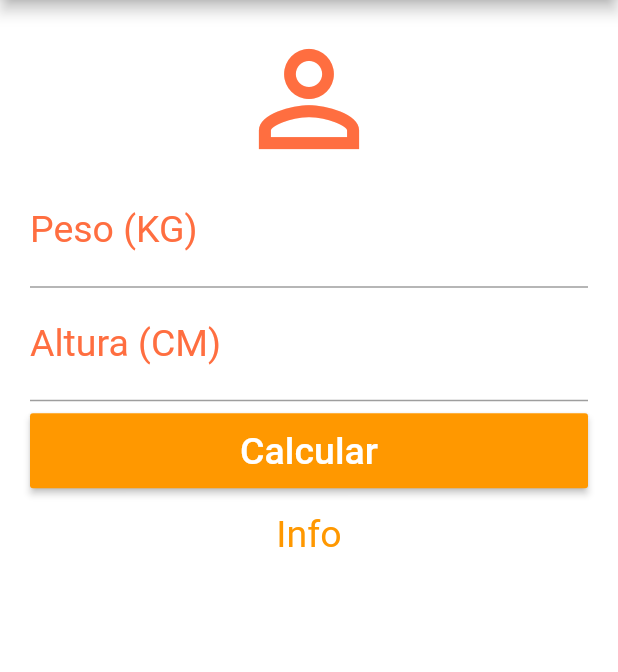
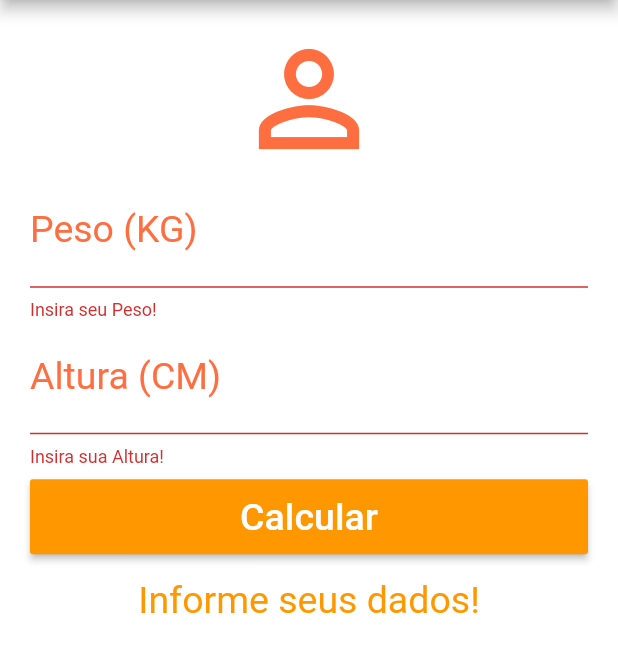
Before and after one commit to thedantas/imc, a Flutter app: the screen it shows after launch, after a tap on "Calcular", on a phone screen of 412 x 824 dp, the part 84-756 px from its top. Run offline on Flutter 3.47's test engine with Material 2 defaults, Android fonts, the phone set to English and light mode, and no system bars.

Commit message:
Controller and functions Calculate
Controller for textFields and functions for resets field and calculate imc.

```diff
--- a/flutter_imc_calculate/lib/main.dart
+++ b/flutter_imc_calculate/lib/main.dart
@@ -10,6 +10,42 @@ class Home extends StatefulWidget {
 }
 
 class _State extends State<Home> {
+  TextEditingController weightController = TextEditingController();
+  TextEditingController heightController = TextEditingController();
+
+  GlobalKey<FormState> _formKey = GlobalKey<FormState>();
+
+  String _infoText = "Informe seus dados!";
+
+  void _resetFields() {
+    setState(() {
+      weightController.text = "";
+      heightController.text = "";
+      _infoText = "Informe seus dados!";
+    });
+  }
+
+  void _calculateImc() {
+    setState(() {
+      double weight = double.parse(weightController.text);
+      double height = double.parse(heightController.text) / 100;
+      double imc = weight / (height * height);
+      if (imc < 18.6) {
+        _infoText = "Abaixo do peso ${imc.toStringAsPrecision(2)}";
+      } else if (imc >= 18.6 && imc < 24.9) {
+        _infoText = "Peso ideal ${imc.toStringAsPrecision(2)}";
+      } else if (imc >= 24.9 && imc < 29.9) {
+        _infoText = "Levemente Acima do Peso ${imc.toStringAsPrecision(2)}";
+      } else if (imc >= 29.9 && imc < 34.9) {
+        _infoText = "Obsidade Grau 1 ${imc.toStringAsPrecision(2)}";
+      } else if (imc >= 34.9 && imc < 39.9) {
+        _infoText = "Obsidade Grau 2 ${imc.toStringAsPrecision(2)}";
+      } else if (imc >= 40) {
+        _infoText = "Obsidade Grau 3 ${imc.toStringAsPrecision(2)}";
+      }
+    });
+  }
+
   @override
   Widget build(BuildContext context) {
     return Scaffold(
@@ -20,55 +56,76 @@ class _State extends State<Home> {
           actions: <Widget>[
             IconButton(
               icon: Icon(Icons.refresh),
-              onPressed: () {},
+              onPressed: _resetFields,
             )
           ],
         ),
         backgroundColor: Colors.white,
         body: SingleChildScrollView(
             padding: EdgeInsets.fromLTRB(20.0, 16.0, 20.0, 16.0),
+            child: Form(
+              key: _formKey,
               child: Column(
                 crossAxisAlignment: CrossAxisAlignment.stretch,
                 children: <Widget>[
                   Icon(Icons.person_outline,
                       size: 100.0, color: Colors.deepOrangeAccent),
-              TextField(
+                  TextFormField(
                     keyboardAppearance: Brightness.dark,
                     keyboardType: TextInputType.number,
                     decoration: InputDecoration(
                         labelText: "Peso (KG)",
                         labelStyle: TextStyle(color: Colors.deepOrangeAccent)),
                     textAlign: TextAlign.center,
-                style: TextStyle(color: Colors.orangeAccent, fontSize: 25.0),
+                    style:
+                        TextStyle(color: Colors.orangeAccent, fontSize: 25.0),
+                    controller: weightController,
+                    validator: (value) {
+                      if (value.isEmpty) {
+                        return "Insira seu Peso!";
+                      }
+                    },
                   ),
-              TextField(
+                  TextFormField(
                     keyboardAppearance: Brightness.dark,
                     keyboardType: TextInputType.number,
                     decoration: InputDecoration(
                         labelText: "Altura (CM)",
                         labelStyle: TextStyle(color: Colors.deepOrangeAccent)),
                     textAlign: TextAlign.center,
-                style: TextStyle(color: Colors.orangeAccent, fontSize: 25.0),
+                    style:
+                        TextStyle(color: Colors.orangeAccent, fontSize: 25.0),
+                    controller: heightController,
+                    validator: (value) {
+                      if (value.isEmpty) {
+                        return "Insira sua Altura!";
+                      }
+                    },
                   ),
                   Padding(
                     padding: EdgeInsets.only(top: 8.0, bottom: 16.0),
-               child:  Container(
+                    child: Container(
                         height: 50.0,
                         child: RaisedButton(
-                       onPressed: () {},
+                            onPressed: () {
+                              if (_formKey.currentState.validate()) {
+                                _calculateImc();
+                              }
+                            },
                             child: Text(
                               "Calcular",
-                         style: TextStyle(color: Colors.white, fontSize: 25.0),
+                              style: TextStyle(
+                                  color: Colors.white, fontSize: 25.0),
                             ),
                             color: Colors.orange)),
                   ),
                   Text(
-                "Info",
+                    _infoText,
                     textAlign: TextAlign.center,
                     style: TextStyle(color: Colors.orange, fontSize: 25.0),
                   ),
                 ],
               ),
-        ));
+            )));
   }
 }
```
Lines whose indentation alone changed are shown as unchanged.
